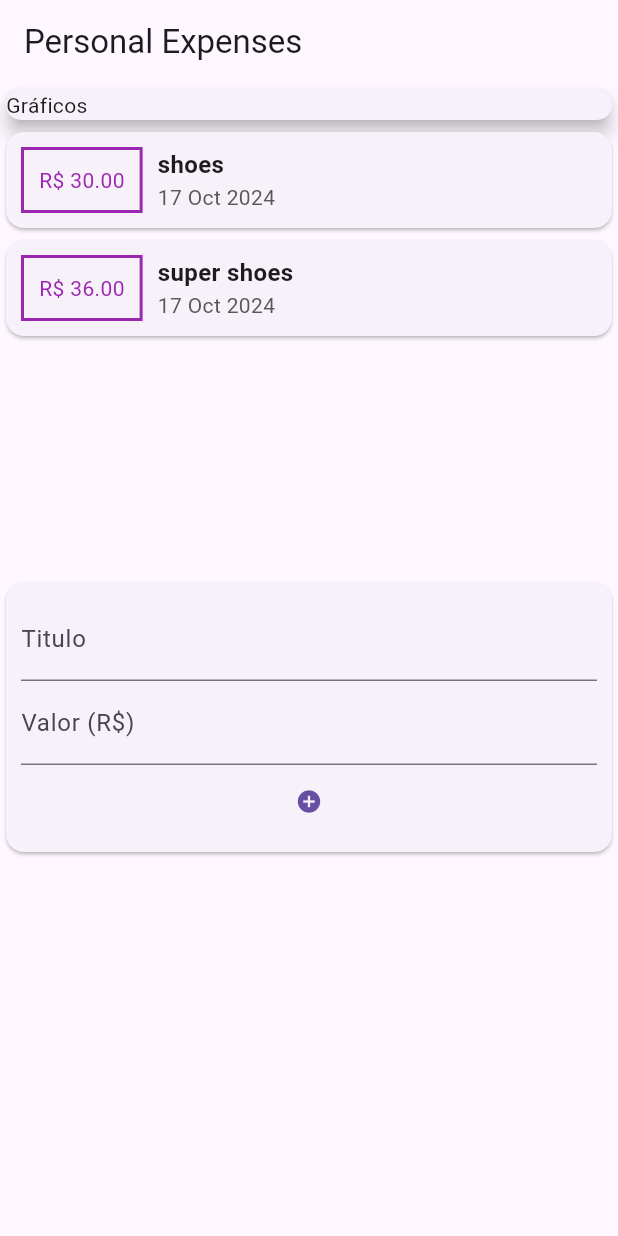
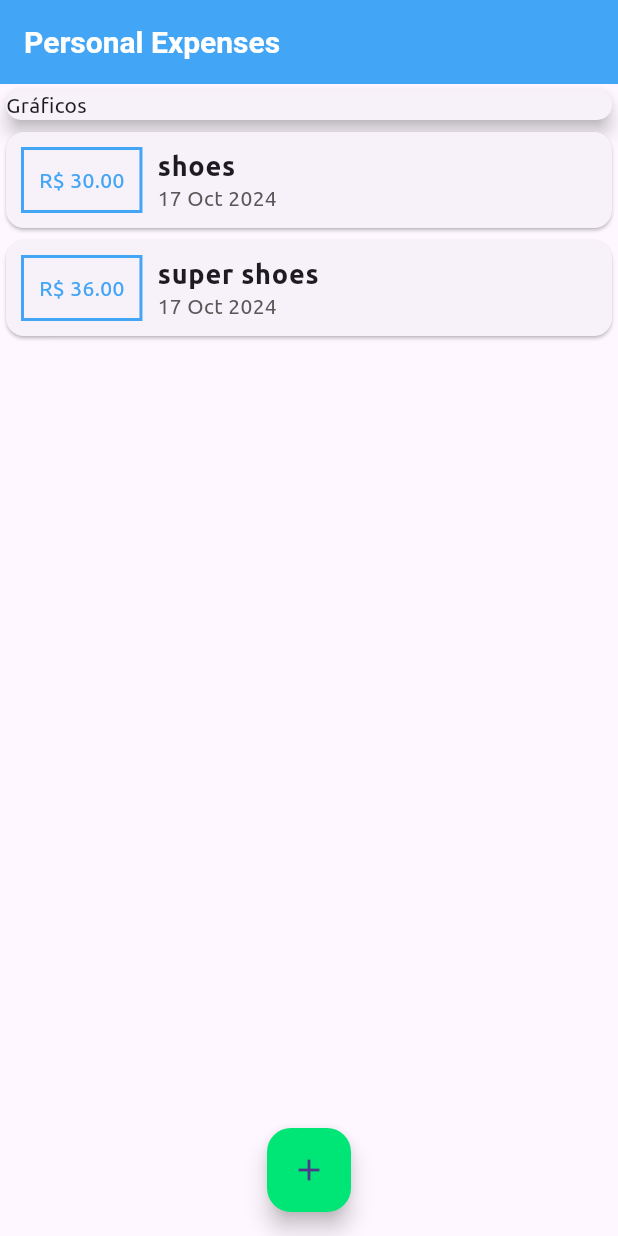
Before and after one commit to Logout-Game-Studio/personal_expenses, a Flutter app: the screen it shows after launch, on a phone screen of 412 x 824 dp. Run offline on Flutter 3.47's test engine with Material 3 defaults, Android fonts, the phone set to English and light mode, and no system bars; project files that could hold a hidden picture were left out.

Commit message:
B1 (#1)
* now Textfield onSubmitted calls, trigger the submit action on transaction form

* Transaction user is now part of HomePage, and Transaction Form is now a modalbottomsheet

* updated theme colors

* Added and updated font

```diff
--- a/lib/components/transaction_list.dart
+++ b/lib/components/transaction_list.dart
@@ -24,24 +24,21 @@ class TransactionList extends StatelessWidget {
                       margin: EdgeInsets.all(10),
                       decoration: BoxDecoration(
                         border: Border.all(
-                          color: Colors.purple,
+                          color: Theme.of(ctx).primaryColor,
                           width: 2,
                         ),
                       ),
                       padding: EdgeInsets.all(10),
                       child: Text(
                         "R\$ ${t.value.toStringAsFixed(2)}",
-                        style: TextStyle(color: Colors.purple),
+                        style: TextStyle(color: Theme.of(ctx).primaryColor),
                       )),
                   Column(
                     crossAxisAlignment: CrossAxisAlignment.start,
                     children: [
                       Text(
                         t.title,
-                        style: TextStyle(
-                          fontSize: 16,
-                          fontWeight: FontWeight.bold,
-                        ),
+                        style: Theme.of(context).textTheme.labelMedium,
                       ),
                       Text(
                         DateFormat('d MMM y').format(t.date),
--- a/lib/components/transaction_user.dart
+++ /dev/null
@@ -1,52 +0,0 @@
-import 'dart:math';
-import 'package:flutter/material.dart';
-import 'package:personal_expenses/components/transaction_form.dart';
-import 'package:personal_expenses/components/transaction_list.dart';
-import 'package:personal_expenses/models/transaction.dart';
-
-class TransactionUser extends StatefulWidget {
-  @override
-  State<TransactionUser> createState() => _TransactionUserState();
-}
-
-class _TransactionUserState extends State<TransactionUser> {
-  final _transactions = [
-    Transaction(
-      id: "t1",
-      title: "shoes",
-      value: 30.0,
-      date: DateTime.now(),
-    ),
-    Transaction(
-      id: "t2",
-      title: "super shoes",
-      value: 36.0,
-      date: DateTime.now(),
-    ),
-  ];
-
-  void _AddTransaction(String tittle, double value) {
-    final nTransaction = Transaction(
-      id: Random().nextDouble().toString(),
-      title: tittle,
-      value: value,
-      date: DateTime.now(),
-    );
-
-    setState(() {
-      _transactions.add(nTransaction);
-    });
-  }
-
-  @override
-  Widget build(BuildContext context) {
-    return Column(
-      children: [
-        TransactionList(transactions: _transactions),
-        TransactionForm(
-          onSubmit: _AddTransaction,
-        ),
-      ],
-    );
-  }
-}
--- a/lib/main.dart
+++ b/lib/main.dart
@@ -1,5 +1,9 @@
+import 'dart:math';
+
 import 'package:flutter/material.dart';
-import 'package:personal_expenses/components/transaction_user.dart';
+import 'package:personal_expenses/components/transaction_form.dart';
+import 'package:personal_expenses/components/transaction_list.dart';
+import 'package:personal_expenses/models/transaction.dart';
 
 main() => runApp(PersonalExpensesApp());
 
@@ -9,12 +13,73 @@
   @override
   Widget build(BuildContext context) {
     return MaterialApp(
-      home: HomePage(),
-    );
+        home: HomePage(),
+        theme: ThemeData(
+          fontFamily: 'Ubuntu',
+          appBarTheme: AppBarTheme(
+              backgroundColor: Colors.blue.shade400,
+              titleTextStyle: TextStyle(
+                fontSize: 20,
+                fontWeight: FontWeight.bold,
+              )),
+          textTheme: TextTheme(
+            labelMedium: TextStyle(
+              fontSize: 18,
+              fontWeight: FontWeight.bold,
+            ),
+          ),
+          primaryColor: Colors.blue.shade400,
+          floatingActionButtonTheme: FloatingActionButtonThemeData(
+              backgroundColor: Colors.greenAccent.shade400),
+        ));
   }
 }
 
-class HomePage extends StatelessWidget {
+class HomePage extends StatefulWidget {
+  @override
+  State<HomePage> createState() => _HomePageState();
+}
+
+class _HomePageState extends State<HomePage> {
+  final _transactions = [
+    Transaction(
+      id: "t1",
+      title: "shoes",
+      value: 30.0,
+      date: DateTime.now(),
+    ),
+    Transaction(
+      id: "t2",
+      title: "super shoes",
+      value: 36.0,
+      date: DateTime.now(),
+    ),
+  ];
+
+  void _AddTransaction(String tittle, double value) {
+    final nTransaction = Transaction(
+      id: Random().nextDouble().toString(),
+      title: tittle,
+      value: value,
+      date: DateTime.now(),
+    );
+
+    setState(() {
+      _transactions.add(nTransaction);
+    });
+  }
+
+  void _showTransactionFormModal(BuildContext context) {
+    showModalBottomSheet(
+        context: context,
+        builder: (_) {
+          return TransactionForm(onSubmit: (t, v) {
+            _AddTransaction(t, v);
+            Navigator.of(context).pop();
+          });
+        });
+  }
+
   @override
   Widget build(BuildContext context) {
     return Scaffold(
@@ -29,10 +94,18 @@
             Container(
               child: Card(elevation: 5, child: Text("Gráficos")),
             ),
-            TransactionUser(),
+            TransactionList(transactions: _transactions),
           ],
         ),
       ),
+      floatingActionButton: FloatingActionButton(
+        onPressed: () {},
+        child: IconButton(
+          icon: Icon(Icons.add),
+          onPressed: () => _showTransactionFormModal(context),
+        ),
+      ),
+      floatingActionButtonLocation: FloatingActionButtonLocation.centerFloat,
     );
   }
 }
```
Also changed, not shown: lib/components/transaction_form.dart (+31 -12 lines), pubspec.yaml (+7 -14 lines), assets/fonts/Ubuntu-Bold.ttf (added), assets/fonts/Ubuntu-BoldItalic.ttf (added), assets/fonts/Ubuntu-Italic.ttf (added), assets/fonts/Ubuntu-Light.ttf (added), assets/fonts/Ubuntu-LightItalic.ttf (added), assets/fonts/Ubuntu-Medium.ttf (added), assets/fonts/Ubuntu-MediumItalic.ttf (added), assets/fonts/Ubuntu-Regular.ttf (added).
